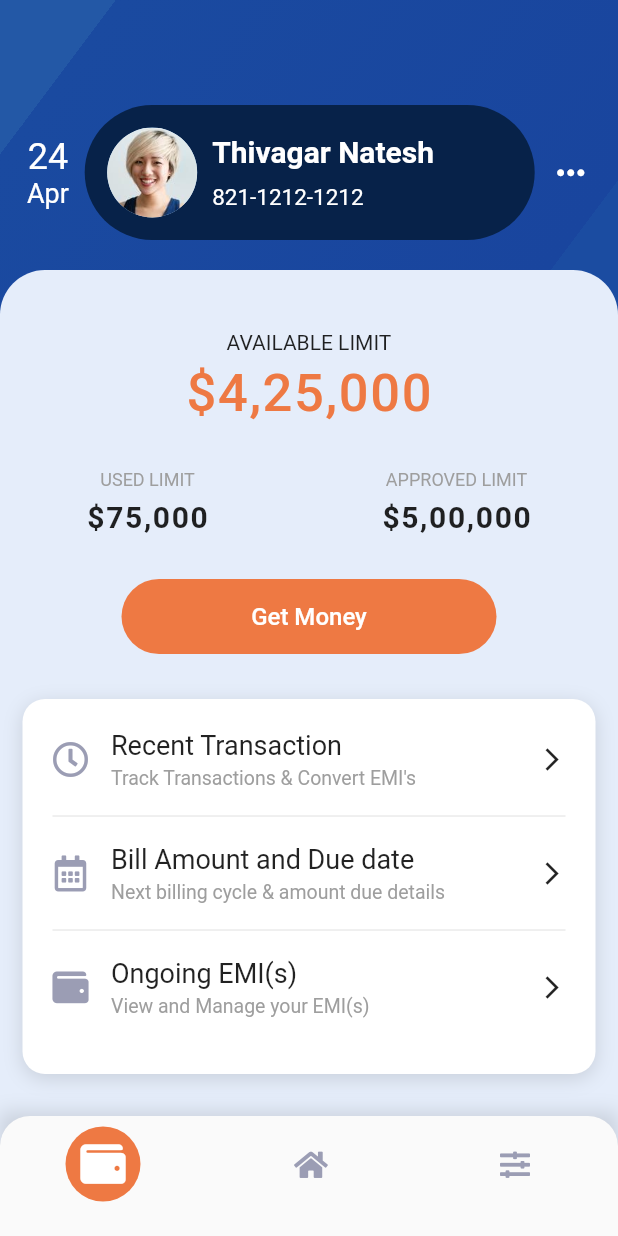
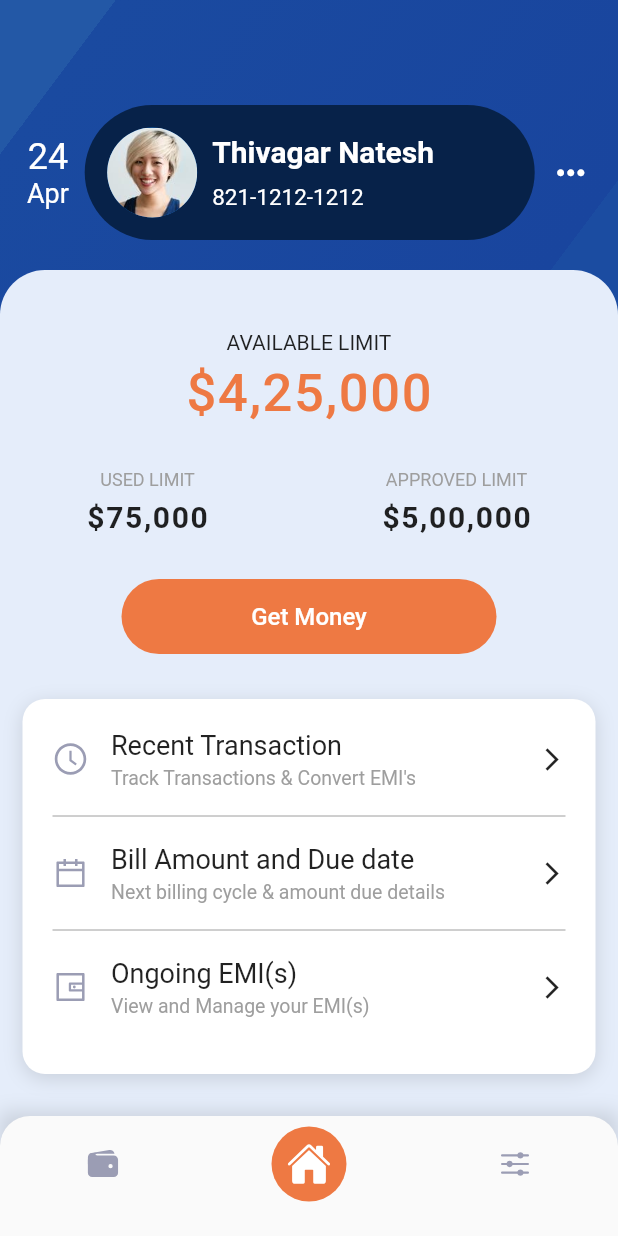
Before and after one commit to lucianefalcao/credit_app_ui, a Flutter app: the screen it shows after launch, on a phone screen of 412 x 824 dp. Run offline on Flutter 3.47's test engine with Material 2 defaults, Android fonts, the phone set to English and light mode, and no system bars; our stand-ins replace flutter_icons.

Commit message:
rename some files and const

```diff
--- a/app/lib/constants.dart
+++ b/app/lib/constants.dart
@@ -1,12 +1,12 @@
 import 'package:flutter/material.dart';
 
 // Colors
-const kScaffoldBackgroundColor = Color(0xFF2358A6);
+const kPrimaryColor = Color(0xFF2358A6);
 const kGradientColor1 = Color(0xFF1C50A3);
 const kGradientColor2 = Color(0xFF1A4AA0);
 const kGradientColor3 = Color(0xFF19459E);
 const kGradientColor4 = Color(0xFF1B4CA1);
-const kPrimaryColor = Color(0xFFE5EDFA);
+const kBodyColor = Color(0xFFE5EDFA);
 const kAccentColor = Color(0xFFEE7943);
 const kCardName = Color(0xFF072249);
 const kIconsColor = Color(0xFF9B9DB4);
--- a/app/lib/main.dart
+++ b/app/lib/main.dart
@@ -6,6 +6,7 @@ import 'package:flutter/services.dart';
 void main() => runApp(MyApp());
 
 class MyApp extends StatelessWidget {
+  // This widget is the root of your application.
   @override
   Widget build(BuildContext context) {
     SystemChrome.setSystemUIOverlayStyle(
@@ -13,10 +14,11 @@ class MyApp extends StatelessWidget {
 
     return MaterialApp(
       debugShowCheckedModeBanner: false,
-      title: 'Credit App UI',
+      title: 'Flutter Demo',
       theme: ThemeData(
         primaryColor: kPrimaryColor,
-        // scaffoldBackgroundColor: kScaffoldBackgroundColor,
+        scaffoldBackgroundColor: kPrimaryColor,
+        accentColor: kAccentColor,
       ),
       home: HomeScreen(),
     );
--- a/app/lib/screens/home_screen.dart
+++ b/app/lib/screens/home_screen.dart
@@ -1,7 +1,7 @@
 import 'package:app/constants.dart';
-import 'package:app/widgets/bottom_navigator.dart';
+import 'package:app/widgets/bottom_navigation.dart';
 import 'package:app/widgets/header.dart';
-import 'package:app/widgets/menu_cart.dart';
+import 'package:app/widgets/menu.dart';
 import 'package:flutter/material.dart';
 
 class HomeScreen extends StatelessWidget {
@@ -16,8 +16,8 @@ class HomeScreen extends StatelessWidget {
                 begin: Alignment(-4.0, 0.0),
                 end: Alignment(0.0, 1.5),
                 colors: [
-                  kScaffoldBackgroundColor,
-                  kScaffoldBackgroundColor,
+                  Theme.of(context).primaryColor,
+                  Theme.of(context).primaryColor,
                   kGradientColor1,
                   kGradientColor2,
                   kGradientColor3,
@@ -33,7 +33,7 @@ class HomeScreen extends StatelessWidget {
             margin: EdgeInsets.only(top: 180.0),
             padding: EdgeInsets.only(top: 40.0),
             decoration: BoxDecoration(
-              color: kPrimaryColor,
+              color: kBodyColor,
               borderRadius: BorderRadius.only(
                 topLeft: Radius.circular(30),
                 topRight: Radius.circular(30),
@@ -52,7 +52,7 @@ class HomeScreen extends StatelessWidget {
                 Text(
                   "\$4,25,000",
                   style: TextStyle(
-                    color: kAccentColor,
+                    color: Theme.of(context).accentColor,
                     fontSize: 35,
                     fontWeight: FontWeight.w500,
                     letterSpacing: 1.1,
@@ -77,10 +77,7 @@ class HomeScreen extends StatelessWidget {
                     ),
                     Column(
                       children: <Widget>[
-                        Text(
-                          'APPROVED LIMIT',
-                          style: kSubTitlesStyle
-                        ),
+                        Text('APPROVED LIMIT', style: kSubTitlesStyle),
                         SizedBox(height: 6.0),
                         Text(
                           '\$5,00,000',
@@ -104,17 +101,17 @@ class HomeScreen extends StatelessWidget {
                       ),
                     ),
                     elevation: 0.0,
-                    color: kAccentColor,
+                    color: Theme.of(context).accentColor,
                     shape: RoundedRectangleBorder(
                       borderRadius: BorderRadius.circular(30),
                     ),
                   ),
                 ),
-                MenuCard(),
+                Menu(),
               ],
             ),
           ),
-          BottomNavigator(),
+          BottomNavigation(),
         ],
       ),
     );
--- a/app/lib/widgets/bottom_navigator.dart
+++ b/app/lib/widgets/bottom_navigation.dart
@@ -1,14 +1,14 @@
 import 'package:app/constants.dart';
 import 'package:flutter/material.dart';
-import 'package:font_awesome_flutter/font_awesome_flutter.dart';
+import 'package:flutter_icons/flutter_icons.dart';
 
-class BottomNavigator extends StatefulWidget {
+class BottomNavigation extends StatefulWidget {
   @override
-  _BottomNavigatorState createState() => _BottomNavigatorState();
+  _BottomNavigationState createState() => _BottomNavigationState();
 }
 
-class _BottomNavigatorState extends State<BottomNavigator> {
-  int _currentTab = 0;
+class _BottomNavigationState extends State<BottomNavigation> {
+  int _currentTab = 1;
 
   @override
   Widget build(BuildContext context) {
@@ -41,30 +41,30 @@ class _BottomNavigatorState extends State<BottomNavigator> {
             items: [
               BottomNavigationBarItem(
                 icon: Icon(
-                  FontAwesomeIcons.wallet,
-                  size: 20,
+                  Ionicons.ios_wallet,
+                  size: 23,
                   color: kIconsColor,
                 ),
                 title: SizedBox.shrink(),
-                activeIcon: _activeIcon(FontAwesomeIcons.wallet),
+                activeIcon: _activeIcon(Ionicons.ios_wallet),
               ),
               BottomNavigationBarItem(
                 icon: Icon(
-                  FontAwesomeIcons.home,
-                  size: 20,
+                  Ionicons.ios_home,
+                  size: 23,
                   color: kIconsColor,
                 ),
                 title: SizedBox.shrink(),
-                activeIcon: _activeIcon(FontAwesomeIcons.home),
+                activeIcon: _activeIcon(Ionicons.ios_home),
               ),
               BottomNavigationBarItem(
                 icon: Icon(
-                  FontAwesomeIcons.slidersH,
-                  size: 20,
+                  Ionicons.ios_options,
+                  size: 23,
                   color: kIconsColor,
                 ),
                 title: SizedBox.shrink(),
-                activeIcon: _activeIcon(FontAwesomeIcons.slidersH),
+                activeIcon: _activeIcon(Ionicons.ios_options),
               ),
             ],
           ),
@@ -78,7 +78,10 @@ class _BottomNavigatorState extends State<BottomNavigator> {
       width: 100,
       padding: EdgeInsets.all(10),
       child: Icon(icon, size: 30, color: Colors.white),
-      decoration: BoxDecoration(color: kAccentColor, shape: BoxShape.circle),
+      decoration: BoxDecoration(
+        color: Theme.of(context).accentColor,
+        shape: BoxShape.circle,
+      ),
     );
   }
 }
--- a/app/lib/widgets/menu_cart.dart
+++ b/app/lib/widgets/menu.dart
@@ -1,8 +1,8 @@
 import 'package:app/constants.dart';
 import 'package:flutter/material.dart';
-import 'package:font_awesome_flutter/font_awesome_flutter.dart';
+import 'package:flutter_icons/flutter_icons.dart';
 
-class MenuCard extends StatelessWidget {
+class Menu extends StatelessWidget {
   @override
   Widget build(BuildContext context) {
     return Container(
@@ -23,7 +23,7 @@ class MenuCard extends StatelessWidget {
         children: <Widget>[
           Row(
             children: <Widget>[
-              Icon(FontAwesomeIcons.clock, color: kIconsColor),
+              Icon(AntDesign.clockcircleo, color: kIconsColor),
               SizedBox(width: 15.0),
               Column(
                 crossAxisAlignment: CrossAxisAlignment.start,
@@ -49,11 +49,11 @@ class MenuCard extends StatelessWidget {
             ],
           ),
           SizedBox(height: 10.0),
-          Divider(),
+          Divider(color: Colors.grey),
           SizedBox(height: 10.0),
           Row(
             children: <Widget>[
-              Icon(FontAwesomeIcons.calendarAlt, color: kIconsColor),
+              Icon(AntDesign.calendar, color: kIconsColor),
               SizedBox(width: 15.0),
               Column(
                 crossAxisAlignment: CrossAxisAlignment.start,
@@ -79,11 +79,11 @@ class MenuCard extends StatelessWidget {
             ],
           ),
           SizedBox(height: 10.0),
-          Divider(),
+          Divider(color: Colors.grey),
           SizedBox(height: 10.0),
           Row(
             children: <Widget>[
-              Icon(FontAwesomeIcons.wallet, color: kIconsColor),
+              Icon(AntDesign.wallet, color: kIconsColor),
               SizedBox(width: 15.0),
               Column(
                 crossAxisAlignment: CrossAxisAlignment.start,
--- a/app/pubspec.yaml
+++ b/app/pubspec.yaml
@@ -23,7 +23,7 @@ dependencies:
   # The following adds the Cupertino Icons font to your application.
   # Use with the CupertinoIcons class for iOS style icons.
   cupertino_icons: ^0.1.2
-  font_awesome_flutter: ^8.8.1
+  flutter_icons: ^1.1.0
 
 dev_dependencies:
   flutter_test:
```
Also changed, not shown: app/pubspec.lock, 1 other file.
